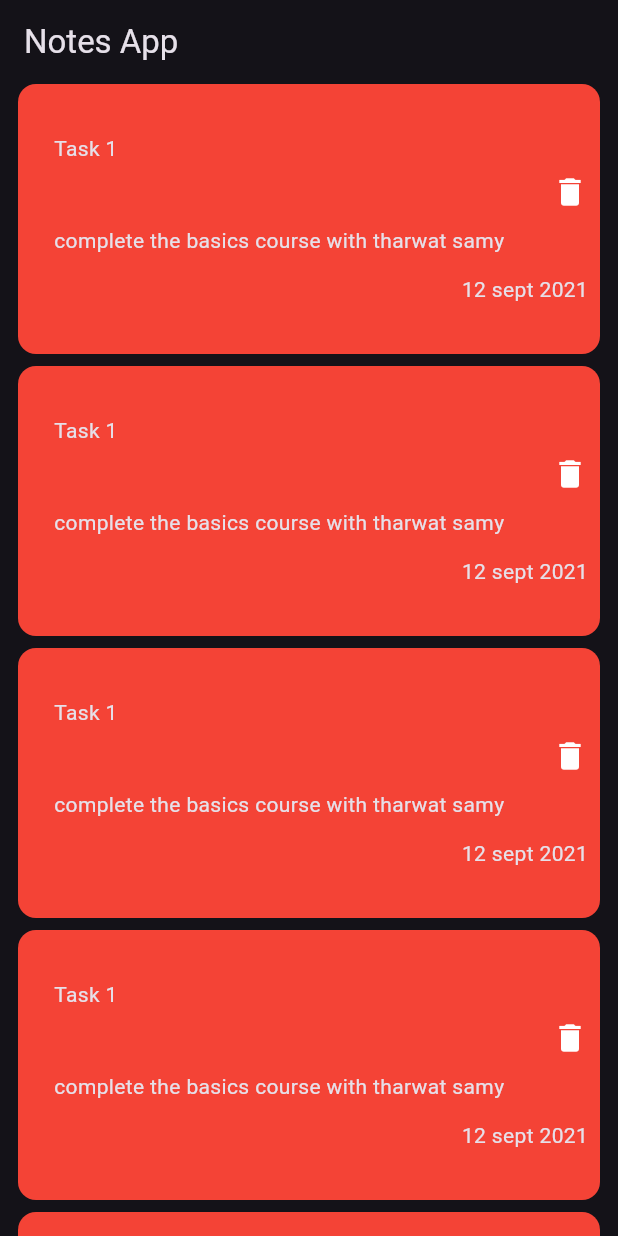
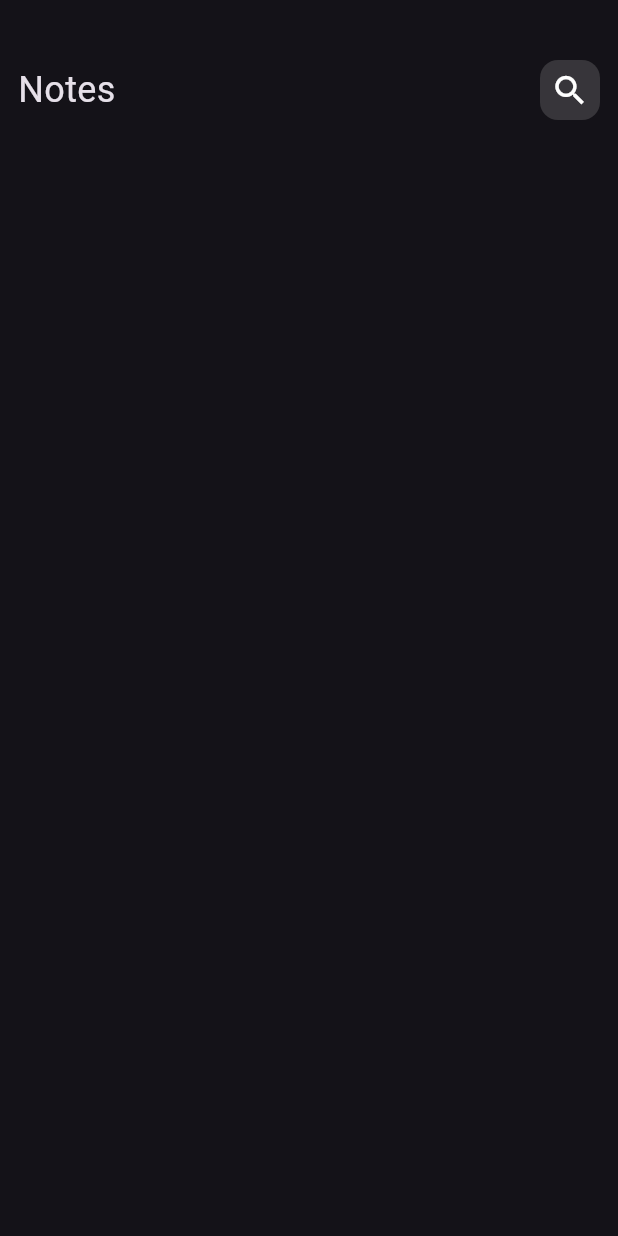
Before and after one commit to AliAttia635/Notes-App, a Flutter app: the screen it shows after launch, on a phone screen of 412 x 824 dp. Run offline on Flutter 3.47's test engine with Material 3 defaults, Android fonts, the phone set to English and light mode, and no system bars.

Commit message:
custom app bar and custom search icon

```diff
--- a/lib/main.dart
+++ b/lib/main.dart
@@ -11,6 +11,7 @@ class NotesApp extends StatelessWidget {
   @override
   Widget build(BuildContext context) {
     return MaterialApp(
+      debugShowCheckedModeBanner: false,
       theme: ThemeData(brightness: Brightness.dark),
       home: NotesPage(),
     );
--- a/lib/views/notes_view.dart
+++ b/lib/views/notes_view.dart
@@ -1,19 +1,20 @@
 import 'package:flutter/material.dart';
-import 'package:notes_app/widgets/note_card.dart';
+import 'package:notes_app/views/notes_view_body.dart';
 
 class NotesPage extends StatelessWidget {
   const NotesPage({super.key});
 
   @override
   Widget build(BuildContext context) {
-    return Scaffold(
-        appBar: AppBar(
-          title: Text("Notes App"),
-        ),
-        body: ListView.builder(
-            itemCount: 7,
-            itemBuilder: (context, index) {
-              return NoteCard();
-            }));
+    return const Scaffold(
+      body: NotesViewBody(),
+
+      // body: ListView.builder(
+      //   itemCount: 7,
+      //   itemBuilder: (context, index) {
+      //     return NoteCard();
+      //   },
+      // ),
+    );
   }
 }
--- /dev/null
+++ b/lib/views/notes_view_body.dart
@@ -0,0 +1,23 @@
+import 'package:flutter/material.dart';
+import 'package:notes_app/widgets/custom_app_bar.dart';
+
+class NotesViewBody extends StatelessWidget {
+  const NotesViewBody({
+    super.key,
+  });
+
+  @override
+  Widget build(BuildContext context) {
+    return Padding(
+      padding: const EdgeInsets.symmetric(horizontal: 12.0),
+      child: Column(
+        children: [
+          SizedBox(
+            height: 40,
+          ),
+          CustomAppBar(),
+        ],
+      ),
+    );
+  }
+}
--- /dev/null
+++ b/lib/widgets/custom_app_bar.dart
@@ -0,0 +1,22 @@
+import 'package:flutter/material.dart';
+import 'package:notes_app/widgets/custom_serach_icon.dart';
+
+class CustomAppBar extends StatelessWidget {
+  CustomAppBar({
+    super.key,
+  });
+
+  @override
+  Widget build(BuildContext context) {
+    return Row(
+      mainAxisAlignment: MainAxisAlignment.spaceBetween,
+      children: [
+        Text(
+          "Notes",
+          style: TextStyle(fontSize: 24),
+        ),
+        CustomSearchIcon(),
+      ],
+    );
+  }
+}
--- /dev/null
+++ b/lib/widgets/custom_serach_icon.dart
@@ -0,0 +1,23 @@
+import 'package:flutter/material.dart';
+
+class CustomSearchIcon extends StatelessWidget {
+  const CustomSearchIcon({
+    super.key,
+  });
+
+  @override
+  Widget build(BuildContext context) {
+    return Container(
+      height: 40,
+      width: 40,
+      decoration: BoxDecoration(
+        color: Colors.grey.withOpacity(.25),
+        borderRadius: BorderRadius.circular(12),
+      ),
+      child: Icon(
+        Icons.search,
+        size: 26,
+      ),
+    );
+  }
+}
--- a/lib/widgets/note_card.dart
+++ /dev/null
@@ -1,57 +0,0 @@
-import 'package:flutter/material.dart';
-
-class NoteCard extends StatelessWidget {
-  const NoteCard({super.key});
-
-  @override
-  Widget build(BuildContext context) {
-    return Padding(
-      padding: const EdgeInsets.only(left: 12.0, right: 12, bottom: 8),
-      child: Container(
-        decoration: BoxDecoration(
-            color: Colors.red, borderRadius: BorderRadius.circular(12)),
-        height: 180,
-        child: Column(
-          mainAxisAlignment: MainAxisAlignment.center,
-          children: [
-            Padding(
-              padding: const EdgeInsets.only(left: 24.0),
-              child: Container(
-                alignment: Alignment.centerLeft,
-                child: Text("Task 1"),
-              ),
-            ),
-            SizedBox(
-              height: 7,
-            ),
-            Padding(
-              padding: const EdgeInsets.only(right: 8.0),
-              child: Container(
-                  alignment: Alignment.centerRight, child: Icon(Icons.delete)),
-            ),
-            SizedBox(
-              height: 10,
-            ),
-            Padding(
-              padding: const EdgeInsets.only(left: 24.0),
-              child: Container(
-                alignment: Alignment.centerLeft,
-                child: Text("complete the basics course with tharwat samy"),
-              ),
-            ),
-            SizedBox(
-              height: 13,
-            ),
-            Padding(
-              padding: const EdgeInsets.only(right: 8.0),
-              child: Container(
-                alignment: Alignment.centerRight,
-                child: Text("12 sept 2021"),
-              ),
-            ),
-          ],
-        ),
-      ),
-    );
-  }
-}
```
